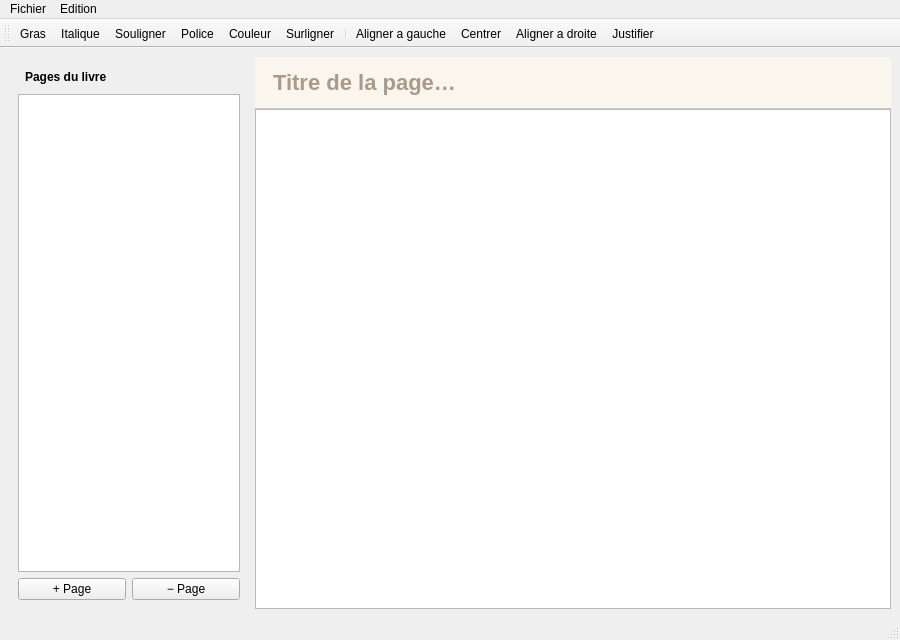
Old version of the form mainwindow.ui in the repository yann-madry/livre-dont-vous-etes-le-heros.
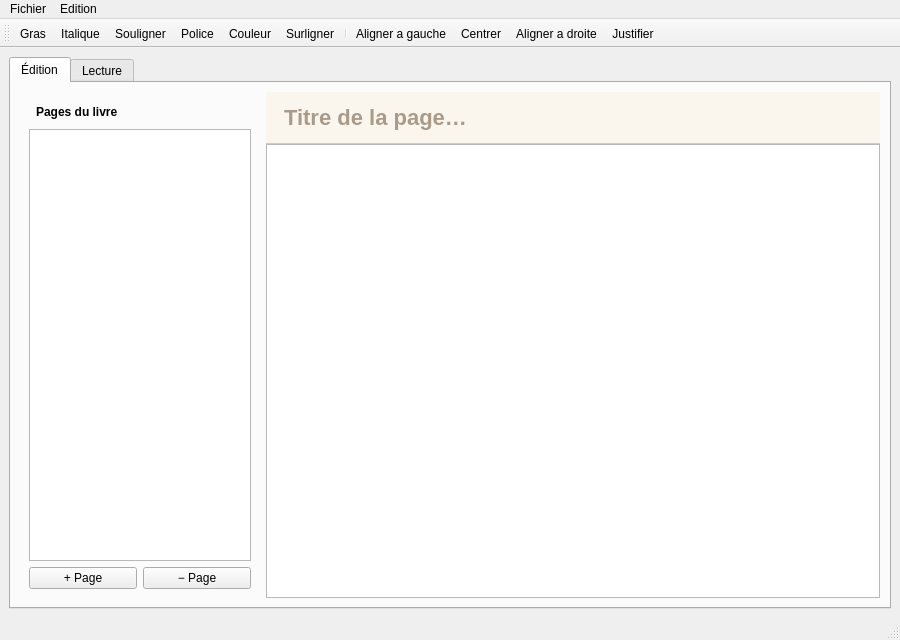
New version of the form. Icons and pictures are not drawn.

Patch:
```diff
--- a/mainwindow.ui
+++ b/mainwindow.ui
@@ -14,9 +14,19 @@
    <string>MainWindow</string>
   </property>
   <widget class="QWidget" name="centralwidget">
-   <layout class="QHBoxLayout" name="layoutCentral">
+   <layout class="QVBoxLayout" name="layoutRacine">
     <item>
-     <widget class="QWidget" name="panneauGauche" native="true">
+     <widget class="QTabWidget" name="ongletsPrincipaux">
+      <property name="currentIndex">
+       <number>0</number>
+      </property>
+      <widget class="QWidget" name="ongletEdition">
+       <attribute name="title">
+        <string>Édition</string>
+       </attribute>
+       <layout class="QHBoxLayout" name="layoutCentral">
+        <item>
+         <widget class="QWidget" name="panneauGauche" native="true">
       <property name="maximumSize">
        <size>
         <width>240</width>
@@ -90,6 +100,16 @@
         <widget class="QTextEdit" name="editeur"/>
        </item>
       </layout>
+     </widget>
+        </item>
+       </layout>
+      </widget>
+      <widget class="QWidget" name="ongletLecture">
+       <attribute name="title">
+        <string>Lecture</string>
+       </attribute>
+       <layout class="QVBoxLayout" name="layoutLecture"/>
+      </widget>
      </widget>
     </item>
    </layout>
```
